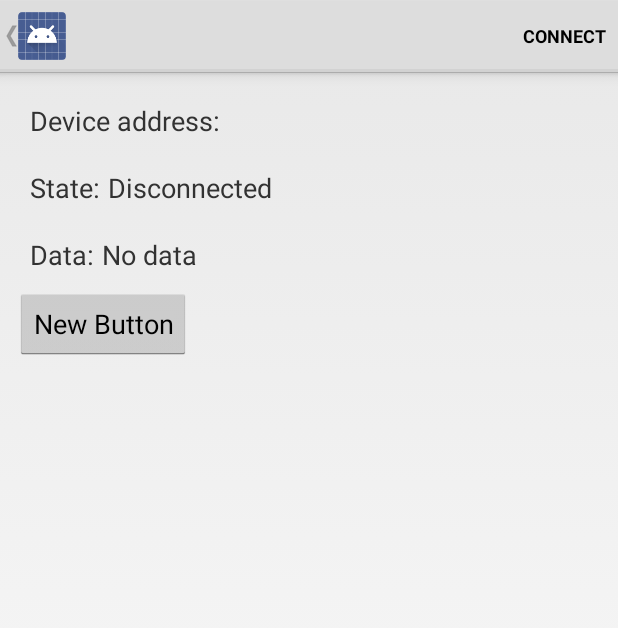
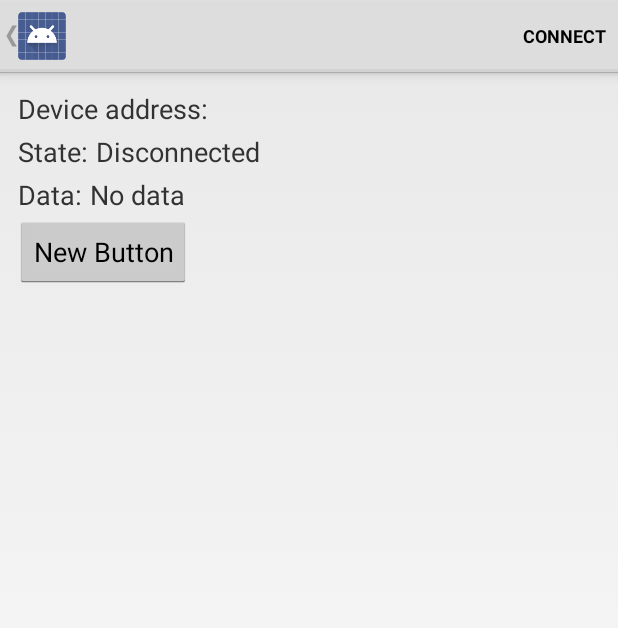
Before and after one commit to Jerry-Yin/BLE_BluetoothDemo, an Android app: the DeviceControlActivity screen opened directly, with no data from a screen before it, on a phone screen of 412 x 824 dp. Shown: the top 628 px of the screen. Run offline under Robolectric (Android 15) with nearby library versions, the phone set to English and light mode, and no system bars; 3 statements that could not run were skipped.

Commit message:
在广播接收器 mGattUpdateReceiver 里，当发现服务的时候开启接收通知的那条 characteristic 的接受特性，才可以接受数据；  在ListView的 点击事件里面添加了限制条件；

```diff
--- a/app/src/main/java/com/chni/cardiochek/activity/DeviceControlActivity.java
+++ b/app/src/main/java/com/chni/cardiochek/activity/DeviceControlActivity.java
@@ -4,7 +4,6 @@ import android.annotation.SuppressLint;
 import android.app.Activity;
 import android.bluetooth.BluetoothGatt;
 import android.bluetooth.BluetoothGattCharacteristic;
-import android.bluetooth.BluetoothGattDescriptor;
 import android.bluetooth.BluetoothGattService;
 import android.content.BroadcastReceiver;
 import android.content.ComponentName;
@@ -18,25 +17,25 @@ import android.util.Log;
 import android.view.Menu;
 import android.view.MenuItem;
 import android.view.View;
-import android.widget.AdapterView;
+import android.widget.Button;
+import android.widget.EditText;
 import android.widget.ExpandableListView;
-import android.widget.ListView;
 import android.widget.SimpleExpandableListAdapter;
 import android.widget.TextView;
 import android.widget.Toast;
 
 import com.chni.cardiochek.R;
 import com.chni.cardiochek.adapter.ExpandableListViewAdapter;
-import com.chni.cardiochek.adapter.ServiceAdapter;
 import com.chni.cardiochek.service.BluetoothLeService;
 import com.chni.cardiochek.view.CustomExpandableListView;
 
+import java.io.UnsupportedEncodingException;
 import java.text.NumberFormat;
 import java.util.ArrayList;
 import java.util.List;
 
 @SuppressLint("NewApi")
-public class DeviceControlActivity extends Activity {
+public class DeviceControlActivity extends Activity implements View.OnClickListener {
     private final static String TAG = DeviceControlActivity.class
             .getSimpleName();
 
@@ -49,6 +48,8 @@ public class DeviceControlActivity extends Activity {
 
     private TextView mConnectionState;
     private TextView mDataField;
+    private Button mBtnSend;
+    private EditText mTxtMsg;
     private CustomExpandableListView mListView;
     private String mDeviceName;
     private String mDeviceAddress;
@@ -110,9 +111,16 @@ public class DeviceControlActivity extends Activity {
                 invalidateOptionsMenu();
 //                clearUI();
             } else if (BluetoothLeService.ACTION_GATT_SERVICES_DISCOVERED.equals(action)) {
+                mBluetoothLeService.enableTXNotification();
                 displayGattServices(mBluetoothLeService.getSupportedGattServices());
             } else if (BluetoothLeService.ACTION_DATA_AVAILABLE.equals(action)) {
                 displayData(intent.getStringExtra(BluetoothLeService.EXTRA_DATA));
+//                byte[] data = intent.getByteArrayExtra(BluetoothLeService.EXTRA_DATA);
+//                try {
+//                    displayData(new String(data, "UTF-8"));
+//                } catch (UnsupportedEncodingException e) {
+//                    e.printStackTrace();
+//                }
             }
         }
     };
@@ -136,6 +144,9 @@ public class DeviceControlActivity extends Activity {
         ((TextView) findViewById(R.id.device_address)).setText(mDeviceAddress);
         mConnectionState = (TextView) findViewById(R.id.connection_state);
         mDataField = (TextView) findViewById(R.id.data_value);
+        mBtnSend = (Button) findViewById(R.id.btn_send);
+        mBtnSend.setOnClickListener(this);
+        mTxtMsg = (EditText) findViewById(R.id.edit_text_msg);
 
         // 显示当前服务
         mListView = (CustomExpandableListView) findViewById(R.id.list_service);
@@ -233,11 +244,16 @@ public class DeviceControlActivity extends Activity {
 
     StringBuffer sb = new StringBuffer();
 
-    private void displayData(String data) {
-        sb.append(data);
-        Log.d(TAG, "displayData: " + sb.toString());
-        mDataField.setText(data);
-        Toast.makeText(this, "data = " + data, Toast.LENGTH_LONG).show();
+    private void displayData(final String data) {
+        runOnUiThread(new Runnable() {
+            @Override
+            public void run() {
+                sb.append(data);
+                Log.d(TAG, "displayData: " + sb.toString());
+                mDataField.setText(data);
+                Toast.makeText(getApplicationContext(), "data = " + data, Toast.LENGTH_LONG).show();
+            }
+        });
     }
 
     // Demonstrates how to iterate through the supported GATT
@@ -258,12 +274,13 @@ public class DeviceControlActivity extends Activity {
                 uuid = gattCharacteristic.getUuid().toString();
                 //UUID_KEY_DATA是可以跟蓝牙模块串口通信的Characteristic
 //                if (uuid.contains("fff4")) {
-                Log.d(TAG, "cha_uuid = "+uuid);
-                if (uuid.equals(UUID_KEY_DATA) || uuid.equals("6e400002-b5a3-f393-e0a9-e50e24dcca9e") || gattCharacteristic.getProperties() == 10) {
-                    Log.e("console", "2gatt Characteristic: " + uuid);
-                    mBluetoothLeService.setCharacteristicNotification(gattCharacteristic, true);
-//                    mBluetoothLeService.readCharacteristic(gattCharacteristic);
-                }
+                Log.d(TAG, "cha_uuid = " + uuid);
+//                if (uuid.equals(BluetoothLeService.TX_CHAR_UUID)) {
+////                    Log.d("console", "2gatt Characteristic: " + uuid);
+//                    mBluetoothLeService.setCharacteristicNotification(gattCharacteristic, true);
+//////                    mBluetoothLeService.readCharacteristic(gattCharacteristic);
+//                }
+
             }
         }
 
@@ -401,6 +418,23 @@ public class DeviceControlActivity extends Activity {
         return null;
     }
 
+    @Override
+    public void onClick(View v) {
+        if (v.getId() == R.id.btn_send) {
+            new Thread(new Runnable() {
+                @Override
+                public void run() {
+                    String message = mTxtMsg.getText().toString();
+                    //                        Message msg = new Message();
+//                        msg.what = 1;
+//                        Handler.sendMessage(msg);
+                    // send data to service
+                    mBluetoothLeService.writeRXCharacteristic(message);
+                }
+            }).start();
+        }
+    }
+
     /**
      * service 单击
      * @param parent
--- a/app/src/main/res/layout/gatt_services_characteristics.xml
+++ b/app/src/main/res/layout/gatt_services_characteristics.xml
@@ -7,7 +7,7 @@
     <LinearLayout android:orientation="horizontal"
         android:layout_width="match_parent"
         android:layout_height="wrap_content"
-        android:layout_margin="10dp">
+        android:layout_margin="2dp">
         <TextView android:layout_width="wrap_content"
             android:layout_height="wrap_content"
             android:text="@string/label_device_address"
@@ -22,7 +22,7 @@
     <LinearLayout android:orientation="horizontal"
         android:layout_width="match_parent"
         android:layout_height="wrap_content"
-        android:layout_margin="10dp">
+        android:layout_margin="2dp">
         <TextView android:layout_width="wrap_content"
             android:layout_height="wrap_content"
             android:text="@string/label_state"
@@ -38,7 +38,7 @@
     <LinearLayout android:orientation="horizontal"
         android:layout_width="match_parent"
         android:layout_height="wrap_content"
-        android:layout_margin="10dp">
+        android:layout_margin="2dp">
         <TextView android:layout_width="wrap_content"
             android:layout_height="wrap_content"
             android:text="@string/label_data"
@@ -58,6 +58,23 @@
         android:text="New Button"
         android:id="@+id/button" />
 
+    <LinearLayout
+        android:layout_width="match_parent"
+        android:layout_height="40dp"
+        android:visibility="gone">
+        <EditText
+            android:id="@+id/edit_text_msg"
+            android:layout_width="0dp"
+            android:layout_height="match_parent"
+            android:layout_weight="1"/>
+
+        <Button
+            android:id="@+id/btn_send"
+            android:layout_width="wrap_content"
+            android:layout_height="match_parent"
+            android:text="send"/>
+    </LinearLayout>
+
     <ScrollView
         android:layout_width="match_parent"
         android:layout_height="0dp"
@@ -72,4 +89,6 @@
 
     </ScrollView>
 
+
+
 </LinearLayout>
```
Also changed, not shown: app/src/main/java/com/chni/cardiochek/adapter/ExpandableListViewAdapter.java (+21 -7 lines), app/src/main/java/com/chni/cardiochek/service/BluetoothLeService.java (+40 -4 lines), 1 other file.
